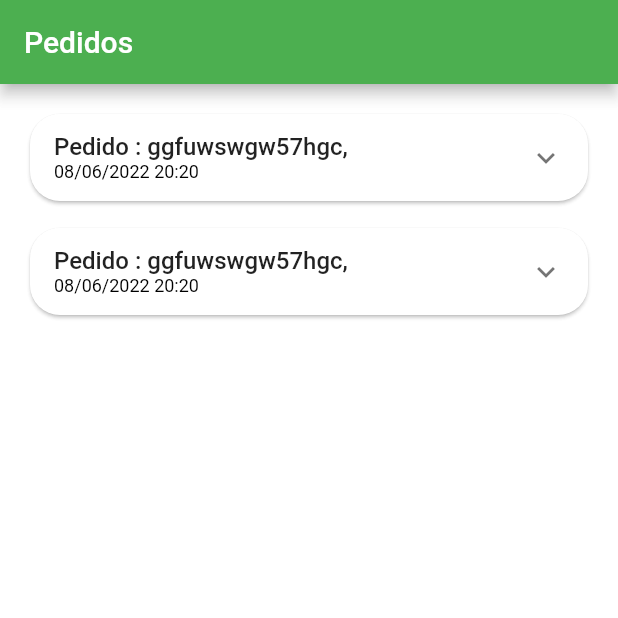
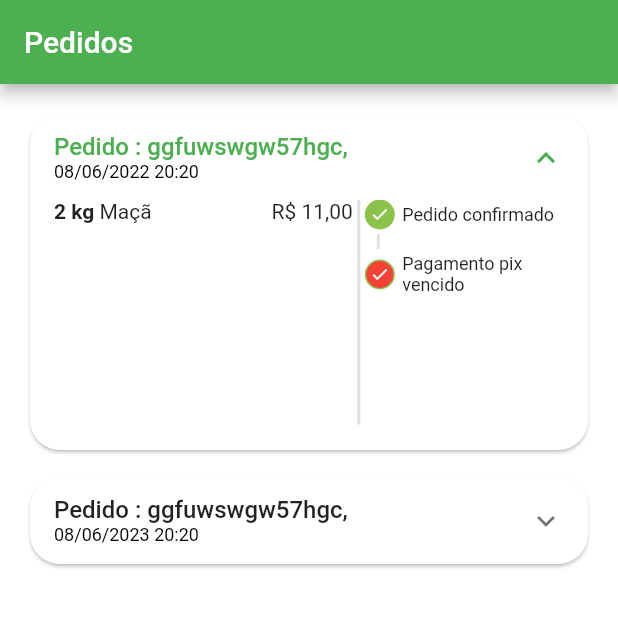
Before and after one commit to goncalveshigino/quitanda, a Flutter app: the OrderTab screen opened directly, on a phone screen of 412 x 824 dp, the top half of it. Run offline on Flutter 3.47's test engine with Material 2 defaults, Android fonts, the phone set to English and light mode, and no system bars; our stand-ins replace animated_text_kit, badges, mask_text_input_formatter.

Commit message:
OrderStatus

```diff
--- a/lib/src/config/app_data.dart
+++ b/lib/src/config/app_data.dart
@@ -109,7 +109,7 @@ List<OrderModel> orders = [
         '2022-06-08 21:30:30.463'
       ),
       id: 'ggfuwswgw57hgc',
-      status: 'pedind_payment',
+      status: 'pending_payment',
       total: 11.0,
       items: [
         CartItemModel(
@@ -120,13 +120,13 @@ List<OrderModel> orders = [
   OrderModel(
       copyAndPaste: 'gsfst2t367gh',
       createdDateTime: DateTime.parse(
-        '2022-06-08 20:20:10.435',
+        '2023-06-08 20:20:10.435',
       ),
       overdueDateTime: DateTime.parse(
-        '2022-06-08 21:30:30.463'
+        '2023-06-08 21:30:30.463'
       ),
       id: 'ggfuwswgw57hgc',
-      status: 'refunded',
+      status: 'delivered',
       total: 11.0,
       items: [
         CartItemModel(
--- a/lib/src/pages/order/components/order_status_widgets.dart
+++ b/lib/src/pages/order/components/order_status_widgets.dart
@@ -15,7 +15,7 @@ class OrderStatusWidget extends StatelessWidget {
     'delivered': 5,
   };
 
-  int? get currentStatus => allStatus[status]; // Confirmar que sempre rebera um status
+  int get currentStatus=> allStatus[status]!; // Confirmar que sempre rebera um status
 
   OrderStatusWidget({
     Key? key,
@@ -45,6 +45,32 @@ class OrderStatusWidget extends StatelessWidget {
             title: 'Pagamento pix vencido',
             backgroundColor: Colors.red,
           )
+        ] else ...[
+          _StatusDot(
+            isActive: currentStatus >= 2,
+            title: 'Pagamento',
+          ),
+
+         const _CustomDivider(),
+
+          _StatusDot(
+            isActive: currentStatus >= 3,
+            title: 'Preparando',
+          ),
+
+          const _CustomDivider(),
+
+           _StatusDot(
+            isActive: currentStatus >= 4,
+            title: 'Envio',
+          ),
+
+          const _CustomDivider(),
+
+           _StatusDot(
+            isActive: currentStatus == 5,
+            title: 'Entregue',
+          ),
         ]
       ],
     );
@@ -114,7 +140,7 @@ class _StatusDot extends StatelessWidget {
         Expanded(
           child: Text(
             title,
-            style: TextStyle(fontSize: 18),
+            style: const TextStyle(fontSize: 12),
           ),
         ),
       ],
--- a/lib/src/pages/order/components/order_tile.dart
+++ b/lib/src/pages/order/components/order_tile.dart
@@ -22,6 +22,7 @@ class OrderTile extends StatelessWidget {
       child: Theme(
         data: Theme.of(context).copyWith(dividerColor: Colors.transparent),
         child: ExpansionTile(
+          initiallyExpanded: order.status == 'pending_payment',
           title: Column(
             mainAxisSize: MainAxisSize.min,
             crossAxisAlignment: CrossAxisAlignment.start,
@@ -38,14 +39,15 @@ class OrderTile extends StatelessWidget {
           ),
           childrenPadding: const EdgeInsets.fromLTRB(16, 0, 16, 16),
           children: [
-            SizedBox(
-              height: 150,
+            IntrinsicHeight(
               child: Row(
                 children: [
 
                   //Lista de produtos
                   Expanded(
                     flex: 3,
+                    child: SizedBox(
+                      height: 150,
                       child: ListView(
                         children: order.items.map((orderItem) {
                           return _OrderItemWidget(
@@ -53,6 +55,7 @@ class OrderTile extends StatelessWidget {
                             orderItem: orderItem,
                           );
                         }).toList(),
+                      ),
                     ),
                   ),
 
```
Lines whose indentation alone changed are shown as unchanged.
